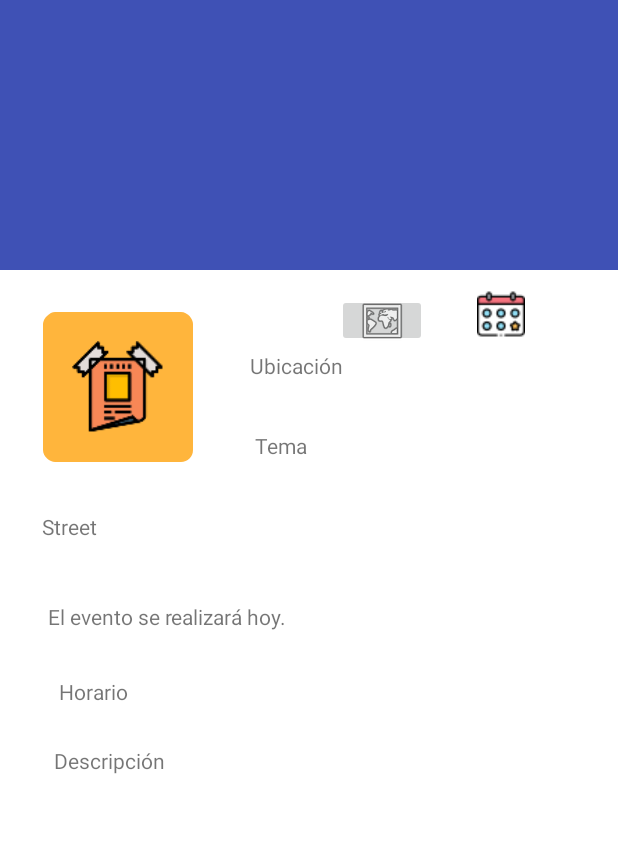
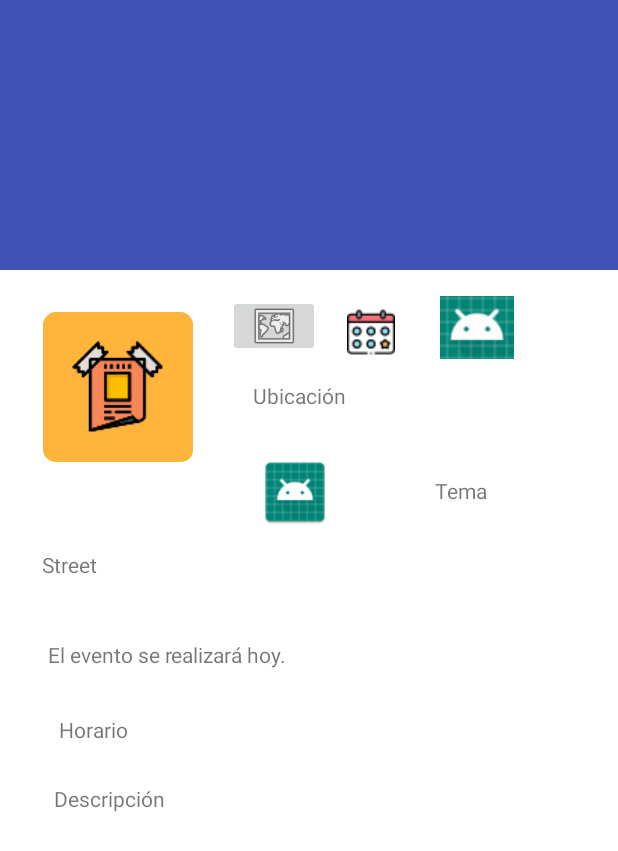
Before and after one commit to charlyesco/ProyectoZaragozaEvents, an Android app: the DescriptionActivity screen opened directly, with no data from a screen before it, on a phone screen of 412 x 824 dp. Shown: the top 851 px of the screen. Run offline under Robolectric (Android 15) with nearby library versions, the phone set to English and light mode, and no system bars; plain views replace CollapsingToolbarLayout; 17 statements that could not run were skipped.

Commit message:
Version_14.2
IconoTema en la descripcion

```diff
--- a/app/src/main/java/com/example/carlos/proyectoevents/DescriptionActivity.java
+++ b/app/src/main/java/com/example/carlos/proyectoevents/DescriptionActivity.java
@@ -13,6 +13,7 @@ import android.text.method.ScrollingMovementMethod;
 import android.view.View;
 import android.widget.Button;
 import android.widget.ImageButton;
+import android.widget.ImageView;
 import android.widget.TextView;
 
 
@@ -27,6 +28,7 @@ import java.util.Locale;
 public class DescriptionActivity extends AppCompatActivity {
     public static String title = "";
     public static String titlePlace="";
+    AdaptadorFiltro adaptadorFiltro;
 
     @TargetApi(Build.VERSION_CODES.N)
     @RequiresApi(api = Build.VERSION_CODES.N)
@@ -37,6 +39,7 @@ public class DescriptionActivity extends AppCompatActivity {
         int startYearName = 0, endYearName = 0, startFinalDay = 0, endFinalDay = 0, startMonth = 0, endMonth = 0, startWeekDay = 0, endWeekDay = 0, todayFinalDay = 0, todayMonth = 0, todayYear = 0;
         String mensaje = null, mensaje2 = null, mensaje3 = null,mensajeMañana=null,mensajeMismoDia;
         ImageButton b,buttoMaps;
+        ImageView iconoTema;
         Date date = null,date2=null;
 
 
@@ -53,6 +56,7 @@ public class DescriptionActivity extends AppCompatActivity {
         final String m= Html.fromHtml(extras.getString(EventosAsyncTask.DESCRIPTION), Html.FROM_HTML_MODE_LEGACY).toString();
 
         buttoMaps=findViewById(R.id.bt_maps);
+        iconoTema=findViewById(R.id.iv_tema);
         b=findViewById(R.id.bt_desc_anadir);
         Toolbar toolbar = (Toolbar) findViewById(R.id.toolbar);
         setSupportActionBar(toolbar);
@@ -119,6 +123,10 @@ public class DescriptionActivity extends AppCompatActivity {
         // tv_desc.setText(extras.getString(EventosAsyncTask.DESCRIPTION));
         tv_lugar.setText(extras.getString(EventosAsyncTask.PLACE_TITLE));
         tv_horario.setText(extras.getString(EventosAsyncTask.HORARIO));
+        iconoTema.setImageResource( AdaptadorFiltro.asignarImagen(extras.getString(EventosAsyncTask.TITLE_CATEGORY)));
+
+
+
         //LLegan las coordenadas
         String c0=extras.getString(EventosAsyncTask.COORD0);
         String c1=extras.getString(EventosAsyncTask.COORD1);
--- a/app/src/main/res/layout/content_description.xml
+++ b/app/src/main/res/layout/content_description.xml
@@ -53,35 +53,33 @@
             android:layout_height="41dp"
             android:layout_marginStart="8dp"
             android:layout_marginLeft="8dp"
+            android:layout_marginTop="8dp"
             android:layout_marginEnd="24dp"
             android:layout_marginRight="24dp"
             android:maxWidth="340dp"
             android:text="Ubicación"
             app:layout_constraintEnd_toEndOf="parent"
-            app:layout_constraintHorizontal_bias="0.674"
+            app:layout_constraintHorizontal_bias="0.72"
             app:layout_constraintStart_toEndOf="@+id/imageView"
             app:layout_constraintTop_toBottomOf="@+id/bt_desc_anadir" />
 
         <TextView
             android:id="@+id/tv_desc_category"
-            android:layout_width="204dp"
-            android:layout_height="42dp"
-            android:layout_marginStart="8dp"
-            android:layout_marginLeft="8dp"
-            android:layout_marginTop="12dp"
-            android:layout_marginEnd="28dp"
-            android:layout_marginRight="28dp"
+            android:layout_width="138dp"
+            android:layout_height="55dp"
+            android:layout_marginTop="4dp"
+            android:layout_marginEnd="36dp"
+            android:layout_marginRight="36dp"
             android:scrollbars="vertical"
+            android:gravity="center"
             android:text="Tema"
             app:layout_constraintEnd_toEndOf="parent"
-            app:layout_constraintHorizontal_bias="0.761"
-            app:layout_constraintStart_toEndOf="@+id/imageView"
             app:layout_constraintTop_toBottomOf="@+id/tv_desc_lugar" />
 
         <TextView
             android:id="@+id/tv_desc_desc"
-            android:layout_width="324dp"
-            android:layout_height="150dp"
+            android:layout_width="318dp"
+            android:layout_height="227dp"
             android:layout_marginStart="36dp"
             android:layout_marginLeft="36dp"
             android:layout_marginTop="12dp"
@@ -115,13 +113,13 @@
             android:id="@+id/bt_desc_anadir"
             android:layout_width="52dp"
             android:layout_height="50dp"
-            android:layout_marginTop="4dp"
-            android:layout_marginEnd="52dp"
-            android:layout_marginRight="52dp"
+            android:layout_marginStart="8dp"
+            android:layout_marginLeft="8dp"
+            android:layout_marginTop="16dp"
             android:background="@color/common_google_signin_btn_text_dark_default"
             android:src="@drawable/calendario"
             android:text=""
-            app:layout_constraintEnd_toEndOf="parent"
+            app:layout_constraintStart_toEndOf="@+id/bt_maps"
             app:layout_constraintTop_toTopOf="parent" />
 
         <TextView
@@ -140,19 +138,52 @@
 
         <ImageButton
             android:id="@+id/bt_maps"
-            android:layout_width="60dp"
-            android:layout_height="35dp"
-            android:layout_marginStart="8dp"
-            android:layout_marginLeft="8dp"
+            android:layout_width="61dp"
+            android:layout_height="41dp"
+            android:layout_marginStart="152dp"
+            android:layout_marginLeft="152dp"
+            android:layout_marginTop="8dp"
+            android:layout_marginBottom="16dp"
+            android:src="@android:drawable/ic_menu_mapmode"
+            android:text="Maps"
+            app:layout_constraintBottom_toTopOf="@+id/tv_desc_lugar"
+            app:layout_constraintStart_toStartOf="parent"
+            app:layout_constraintTop_toTopOf="parent"
+            app:layout_constraintVertical_bias="1.0" />
+
+        <ImageView
+            android:id="@+id/iv_tema"
+            android:layout_width="56dp"
+            android:layout_height="49dp"
+            android:layout_marginStart="28dp"
+            android:layout_marginLeft="28dp"
+            android:layout_marginTop="8dp"
+            android:layout_marginEnd="8dp"
+            android:layout_marginRight="8dp"
+            app:layout_constraintEnd_toStartOf="@+id/tv_desc_category"
+            app:layout_constraintHorizontal_bias="0.687"
+            app:layout_constraintStart_toEndOf="@+id/imageView"
+            app:layout_constraintTop_toBottomOf="@+id/tv_desc_lugar"
+            app:srcCompat="@mipmap/android" />
+
+        <ImageButton
+            android:id="@+id/button2"
+            android:layout_width="49dp"
+            android:layout_height="42dp"
+            android:layout_marginStart="20dp"
+            android:layout_marginLeft="20dp"
             android:layout_marginTop="16dp"
             android:layout_marginEnd="8dp"
-            android:layout_marginRight="8dp"
-            android:src="@android:drawable/ic_menu_mapmode"
-            android:text="Maps"
-            app:layout_constraintEnd_toStartOf="@+id/bt_desc_anadir"
-            app:layout_constraintHorizontal_bias="0.935"
-            app:layout_constraintStart_toStartOf="parent"
-            app:layout_constraintTop_toTopOf="parent" />
+            android:layout_marginRight="12dp"
+            android:layout_marginBottom="8dp"
+            android:src="@mipmap/android"
+            android:text="Button"
+            app:layout_constraintBottom_toTopOf="@+id/tv_desc_lugar"
+            app:layout_constraintEnd_toEndOf="parent"
+            app:layout_constraintHorizontal_bias="0.0"
+            app:layout_constraintStart_toEndOf="@+id/bt_desc_anadir"
+            app:layout_constraintTop_toTopOf="parent"
+            app:layout_constraintVertical_bias="0.125" />
 
 
     </android.support.constraint.ConstraintLayout>
--- a/app/src/main/res/menu/activity_navigation_drawer.xml
+++ b/app/src/main/res/menu/activity_navigation_drawer.xml
@@ -28,15 +28,15 @@
             <group android:checkableBehavior="single">
                 <item
                     android:id="@+id/contacto"
-                    android:icon="@drawable/ic_menu_manage"
+                    android:icon="@drawable/contact"
                     android:title="Contacto" />
                 <item
                     android:id="@+id/preguntas"
-                    android:icon="@drawable/ic_menu_manage"
+                    android:icon="@drawable/preguntas"
                     android:title="Preguntas Frecuentes" />
                 <item
                     android:id="@+id/info"
-                    android:icon="@drawable/ic_menu_manage"
+                    android:icon="@drawable/info"
                     android:title="Info App" />
 
             </group>
```
